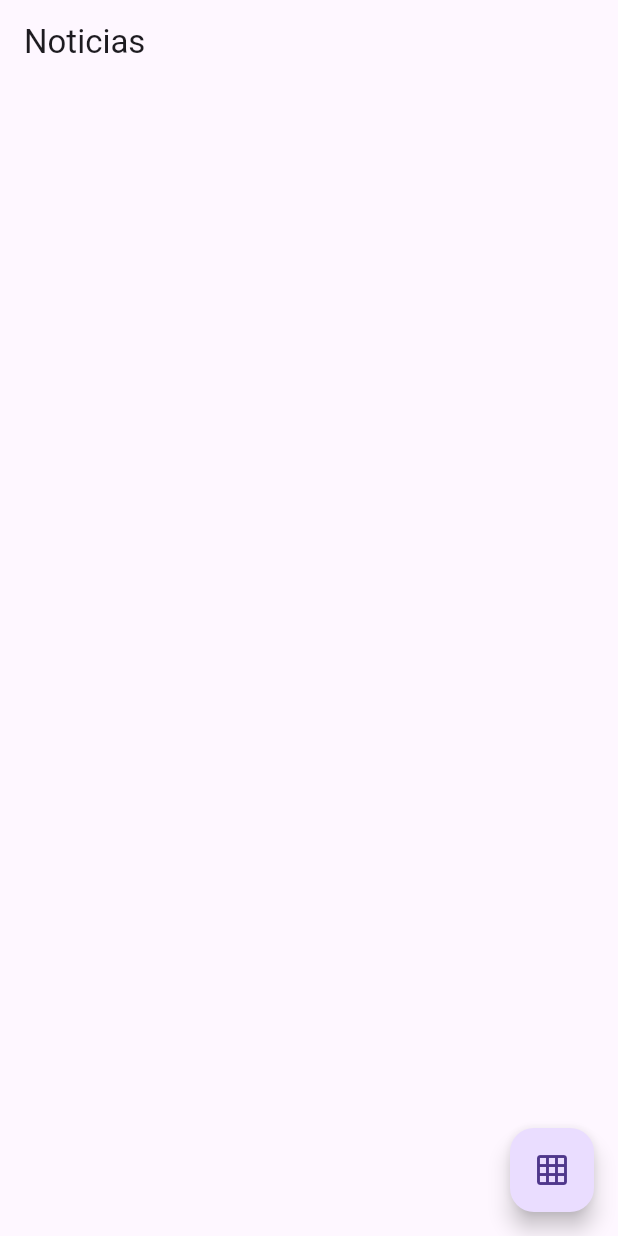
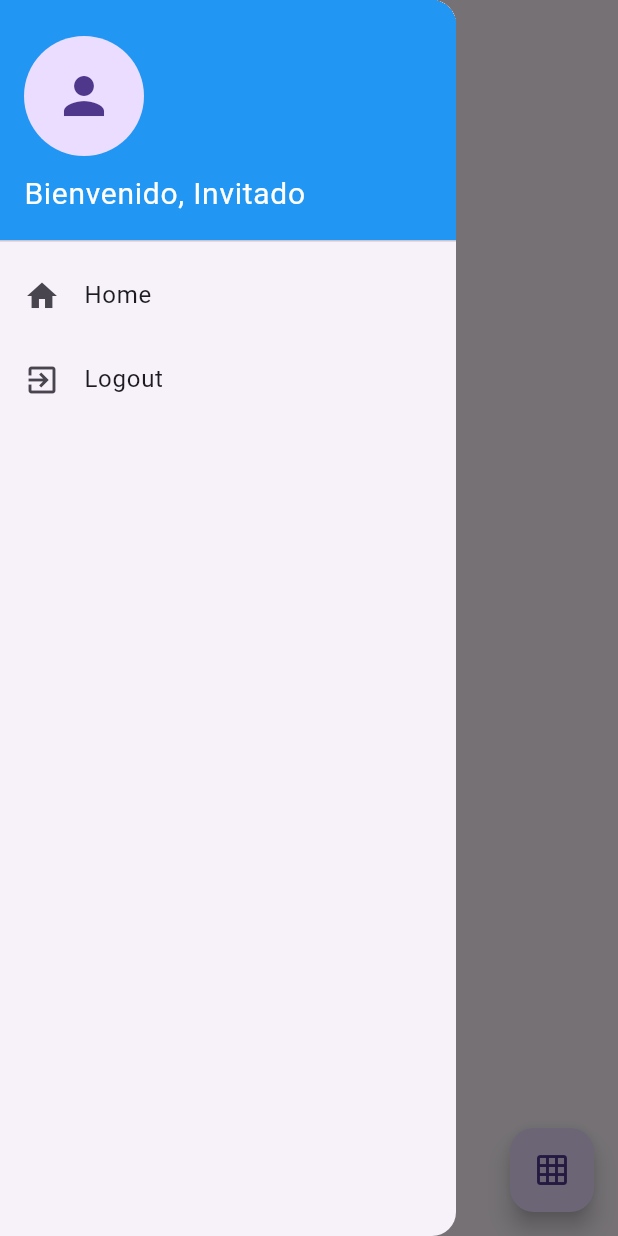
Before and after one commit to carlosgr1992/World_News_CGR, a Flutter app: the screen it shows after launch, with the side drawer open (before the commit the screen has no drawer), on a phone screen of 412 x 824 dp. Run offline on Flutter 3.47's test engine with Material 3 defaults, Android fonts, the phone set to English and light mode, and no system bars; our stand-ins replace cloud_firestore, firebase_auth, firebase_core; accounts and stored records are empty; generated files the repository leaves out were written again; network calls fail.

Commit message:
Agregada clase DrawerCustom e implementada en HomeView

```diff
--- /dev/null
+++ b/lib/customViews/DrawerCustom.dart
@@ -0,0 +1,53 @@
+import 'package:flutter/material.dart';
+import 'package:firebase_auth/firebase_auth.dart';
+
+class DrawerCustom extends StatelessWidget {
+  final FirebaseAuth _auth = FirebaseAuth.instance;
+
+  @override
+  Widget build(BuildContext context) {
+    User? currentUser = _auth.currentUser;
+
+    return Drawer(
+      child: ListView(
+        children: <Widget>[
+          DrawerHeader(
+            child: Column(
+              mainAxisAlignment: MainAxisAlignment.center,
+              crossAxisAlignment: CrossAxisAlignment.start,
+              children: <Widget>[
+                CircleAvatar(
+                  child: Icon(Icons.person, size: 40),
+                  radius: 40,
+                ),
+                SizedBox(height: 10),
+                Text(
+                  'Bienvenido, ${currentUser?.email ?? 'Invitado'}',
+                  style: TextStyle(color: Colors.white, fontSize: 20),
+                ),
+              ],
+            ),
+            decoration: BoxDecoration(
+              color: Colors.blue,
+            ),
+          ),
+          ListTile(
+            leading: Icon(Icons.home),
+            title: Text('Home'),
+            onTap: () {
+              Navigator.of(context).popAndPushNamed("/homeView");
+            },
+          ),
+          ListTile(
+            leading: Icon(Icons.exit_to_app),
+            title: Text('Logout'),
+            onTap: () async {
+              await _auth.signOut();
+              Navigator.of(context).popAndPushNamed("/loginView");
+            },
+          ),
+        ],
+      ),
+    );
+  }
+}
```
Also changed, not shown: lib/onBoarding/HomeView.dart (+15 -4 lines).
